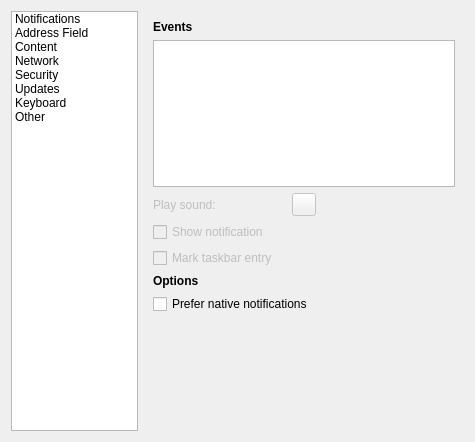
This is src/ui/preferences/PreferencesAdvancedPageWidget.ui in OtterBrowser/otter-browser as Qt 5 draws it before an edit. The edited form follows.
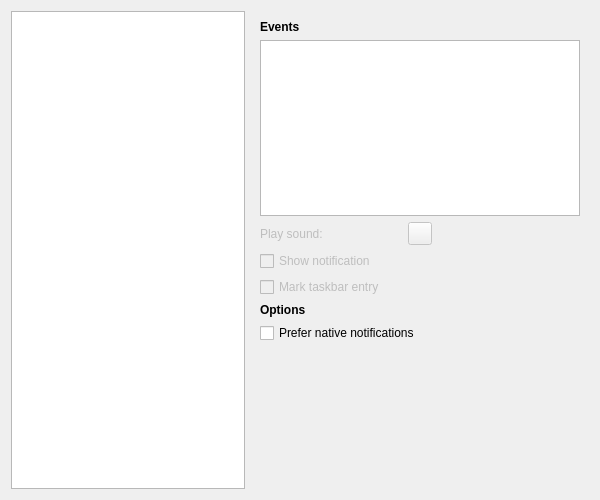
This is the edited form. Custom widgets are drawn as their Qt base class.

Commit message: Improve sizing of list of pages in Advanced tab of PreferencesDialog and introduce separators

Diff of the .ui file:
```diff
--- a/src/ui/preferences/PreferencesAdvancedPageWidget.ui
+++ b/src/ui/preferences/PreferencesAdvancedPageWidget.ui
@@ -6,13 +6,19 @@
    <rect>
     <x>0</x>
     <y>0</y>
-    <width>475</width>
-    <height>442</height>
+    <width>600</width>
+    <height>500</height>
    </rect>
   </property>
   <layout class="QHBoxLayout" name="horizontalLayout">
    <item>
-    <widget class="QListWidget" name="advancedListWidget">
+    <widget class="Otter::ItemViewWidget" name="advancedViewWidget">
+     <property name="sizePolicy">
+      <sizepolicy hsizetype="Minimum" vsizetype="Expanding">
+       <horstretch>0</horstretch>
+       <verstretch>0</verstretch>
+      </sizepolicy>
+     </property>
      <property name="minimumSize">
       <size>
        <width>100</width>
@@ -22,46 +28,12 @@
      <property name="editTriggers">
       <set>QAbstractItemView::NoEditTriggers</set>
      </property>
-     <item>
-      <property name="text">
-       <string>Notifications</string>
-      </property>
-     </item>
-     <item>
-      <property name="text">
-       <string>Address Field</string>
-      </property>
-     </item>
-     <item>
-      <property name="text">
-       <string>Content</string>
-      </property>
-     </item>
-     <item>
-      <property name="text">
-       <string>Network</string>
-      </property>
-     </item>
-     <item>
-      <property name="text">
-       <string>Security</string>
-      </property>
-     </item>
-     <item>
-      <property name="text">
-       <string>Updates</string>
-      </property>
-     </item>
-     <item>
-      <property name="text">
-       <string>Keyboard</string>
-      </property>
-     </item>
-     <item>
-      <property name="text">
-       <string>Other</string>
-      </property>
-     </item>
+     <property name="textElideMode">
+      <enum>Qt::ElideNone</enum>
+     </property>
+     <attribute name="headerVisible">
+      <bool>false</bool>
+     </attribute>
     </widget>
    </item>
    <item>
```
The commit also changes 4 other files.
